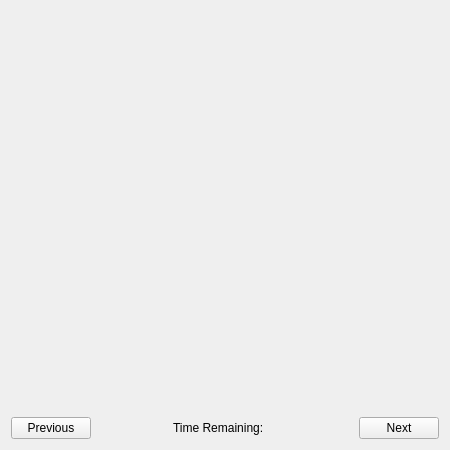
dwattttt/marketsim, file MarketSimulation/mainwindow.ui: the form before one commit.
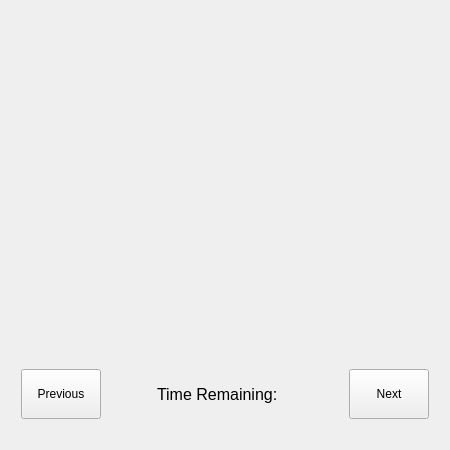
The form after the commit. The open tabs and pages were chosen to show the change.

```diff
--- a/MarketSimulation/mainwindow.ui
+++ b/MarketSimulation/mainwindow.ui
@@ -33,18 +33,72 @@
   </property>
   <widget class="QWidget" name="centralWidget">
    <layout class="QHBoxLayout" name="horizontalLayout_2">
+    <item>
+     <spacer name="horizontalSpacer_3">
+      <property name="orientation">
+       <enum>Qt::Horizontal</enum>
+      </property>
+      <property name="sizeType">
+       <enum>QSizePolicy::Maximum</enum>
+      </property>
+      <property name="sizeHint" stdset="0">
+       <size>
+        <width>10</width>
+        <height>20</height>
+       </size>
+      </property>
+     </spacer>
+    </item>
     <item>
      <layout class="QVBoxLayout" name="verticalLayout">
+      <item>
+       <spacer name="verticalSpacer_3">
+        <property name="orientation">
+         <enum>Qt::Vertical</enum>
+        </property>
+        <property name="sizeType">
+         <enum>QSizePolicy::Maximum</enum>
+        </property>
+        <property name="sizeHint" stdset="0">
+         <size>
+          <width>20</width>
+          <height>20</height>
+         </size>
+        </property>
+       </spacer>
+      </item>
       <item>
        <widget class="QStackedWidget" name="stackedWidget">
         <widget class="QWidget" name="page"/>
         <widget class="QWidget" name="page_2"/>
        </widget>
       </item>
+      <item>
+       <spacer name="verticalSpacer">
+        <property name="orientation">
+         <enum>Qt::Vertical</enum>
+        </property>
+        <property name="sizeType">
+         <enum>QSizePolicy::Maximum</enum>
+        </property>
+        <property name="sizeHint" stdset="0">
+         <size>
+          <width>20</width>
+          <height>20</height>
+         </size>
+        </property>
+       </spacer>
+      </item>
       <item>
        <layout class="QHBoxLayout" name="horizontalLayout">
         <item>
          <widget class="QPushButton" name="prevButton">
+          <property name="minimumSize">
+           <size>
+            <width>0</width>
+            <height>50</height>
+           </size>
+          </property>
           <property name="text">
            <string>Previous</string>
           </property>
@@ -65,6 +119,11 @@
         </item>
         <item>
          <widget class="QLabel" name="timeLabelDesc">
+          <property name="font">
+           <font>
+            <pointsize>12</pointsize>
+           </font>
+          </property>
           <property name="text">
            <string>Time Remaining:</string>
           </property>
@@ -72,6 +131,11 @@
         </item>
         <item>
          <widget class="QLabel" name="timeLabel">
+          <property name="font">
+           <font>
+            <pointsize>12</pointsize>
+           </font>
+          </property>
           <property name="text">
            <string/>
           </property>
@@ -92,6 +156,12 @@
         </item>
         <item>
          <widget class="QPushButton" name="nextButton">
+          <property name="minimumSize">
+           <size>
+            <width>0</width>
+            <height>50</height>
+           </size>
+          </property>
           <property name="text">
            <string>Next</string>
           </property>
@@ -99,8 +169,40 @@
         </item>
        </layout>
       </item>
+      <item>
+       <spacer name="verticalSpacer_2">
+        <property name="orientation">
+         <enum>Qt::Vertical</enum>
+        </property>
+        <property name="sizeType">
+         <enum>QSizePolicy::Maximum</enum>
+        </property>
+        <property name="sizeHint" stdset="0">
+         <size>
+          <width>20</width>
+          <height>20</height>
+         </size>
+        </property>
+       </spacer>
+      </item>
      </layout>
     </item>
+    <item>
+     <spacer name="horizontalSpacer_4">
+      <property name="orientation">
+       <enum>Qt::Horizontal</enum>
+      </property>
+      <property name="sizeType">
+       <enum>QSizePolicy::Maximum</enum>
+      </property>
+      <property name="sizeHint" stdset="0">
+       <size>
+        <width>10</width>
+        <height>20</height>
+       </size>
+      </property>
+     </spacer>
+    </item>
    </layout>
   </widget>
  </widget>
```
Left out of the diff: 3 changed lines with no effect on the pictures.
